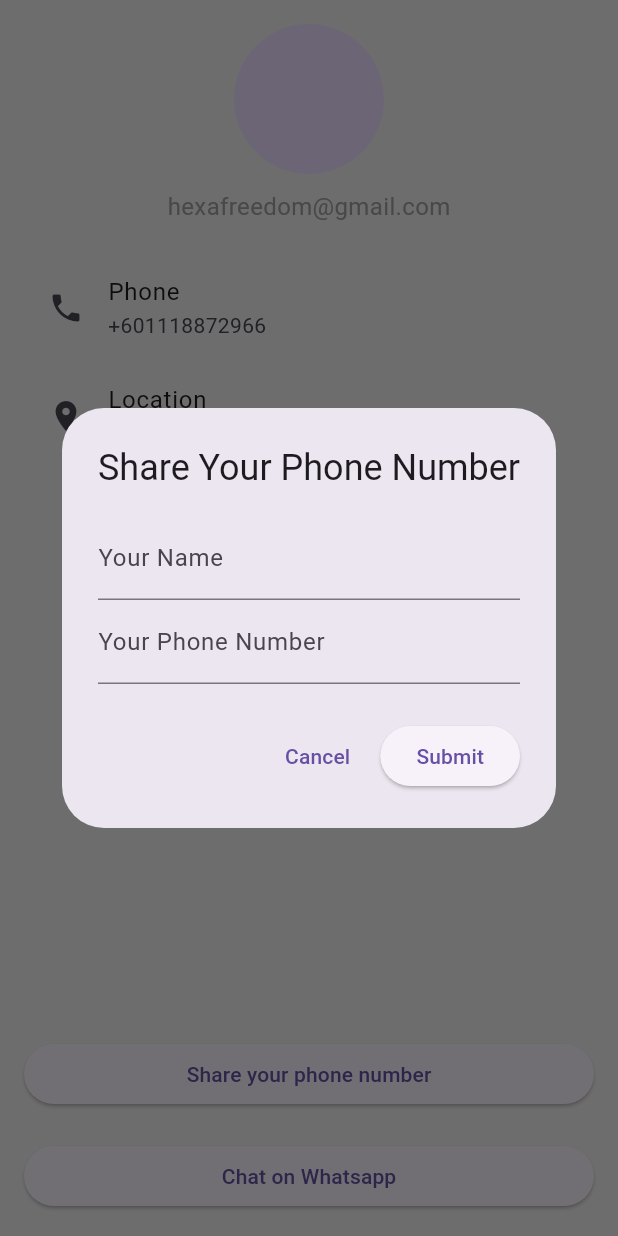
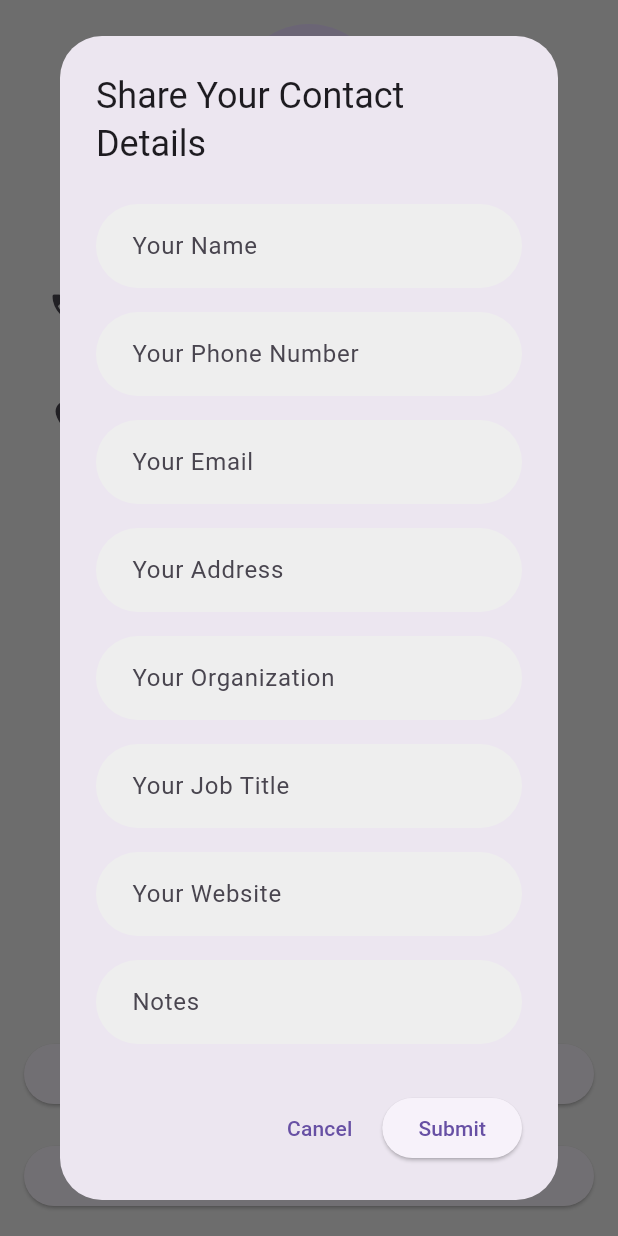
Before and after one commit to syam9/namecard, a Flutter app: the ProfilePage screen opened directly, after a tap on "Share your phone number", on a phone screen of 412 x 824 dp. Run offline on Flutter 3.47's test engine with Material 3 defaults, Android fonts, the phone set to English and light mode, and no system bars; missing offline and left inert: dart:html; network calls fail.

Commit message:
update 18

```diff
--- a/lib/profile.dart
+++ b/lib/profile.dart
@@ -5,7 +5,6 @@ import 'package:path_provider/path_provider.dart';
 import 'dart:io' if (dart.library.html) 'dart:html' as html;
 import 'package:flutter/foundation.dart' show kIsWeb;
 import 'dart:html' as html;
-
 
 class ProfilePage extends StatefulWidget {
   @override
@@ -15,6 +14,12 @@ class ProfilePage extends StatefulWidget {
 class _ProfilePageState extends State<ProfilePage> {
   TextEditingController nameController = TextEditingController();
   TextEditingController phoneController = TextEditingController();
+  TextEditingController emailController = TextEditingController();
+  TextEditingController addressController = TextEditingController();
+  TextEditingController orgController = TextEditingController();
+  TextEditingController titleController = TextEditingController();
+  TextEditingController websiteController = TextEditingController();
+  TextEditingController noteController = TextEditingController();
 
   void openWhatsApp(String phone) async {
     String url = "https://wasap.my/$phone"; // Format WhatsApp API
@@ -30,20 +35,27 @@ class _ProfilePageState extends State<ProfilePage> {
       context: context,
       builder: (BuildContext context) {
         return AlertDialog(
-          title: Text("Share Your Phone Number"),
-          content: Column(
+          title: Text("Share Your Contact Details"),
+          content: Container(
+            width: double.maxFinite,
+            child: SingleChildScrollView(
+              child: Column(
                 mainAxisSize: MainAxisSize.min,
                 children: [
-              TextField(
-                controller: nameController,
-                decoration: InputDecoration(labelText: "Your Name"),
+                  _buildRoundedTextField(nameController, "Your Name"),
+                  _buildRoundedTextField(phoneController, "Your Phone Number",
+                      TextInputType.phone),
+                  _buildRoundedTextField(emailController, "Your Email",
+                      TextInputType.emailAddress),
+                  _buildRoundedTextField(addressController, "Your Address"),
+                  _buildRoundedTextField(orgController, "Your Organization"),
+                  _buildRoundedTextField(titleController, "Your Job Title"),
+                  _buildRoundedTextField(
+                      websiteController, "Your Website", TextInputType.url),
+                  _buildRoundedTextField(noteController, "Notes"),
+                ],
               ),
-              TextField(
-                controller: phoneController,
-                keyboardType: TextInputType.phone,
-                decoration: InputDecoration(labelText: "Your Phone Number"),
             ),
-            ],
           ),
           actions: [
             TextButton(
@@ -54,11 +66,19 @@ class _ProfilePageState extends State<ProfilePage> {
               onPressed: () async {
                 String name = nameController.text.trim();
                 String phone = phoneController.text.trim();
+                String email = emailController.text.trim();
+                String address = addressController.text.trim();
+                String organization = orgController.text.trim();
+                String title = titleController.text.trim();
+                String website = websiteController.text.trim();
+                String note = noteController.text.trim();
+
                 if (name.isNotEmpty && phone.isNotEmpty) {
                   if (kIsWeb) {
-                    _sendWhatsApp(name, phone); // Untuk Web, terus buka WhatsApp
+                    _sendWhatsApp(name, phone, email, address, organization,
+                        title, website, note);
                   } else {
-                    openWhatsApp(phone); // Untuk Mobile, buka WhatsApp app
+                    openWhatsApp(phone);
                   }
                   Navigator.pop(context);
                 } else {
@@ -73,14 +93,139 @@ class _ProfilePageState extends State<ProfilePage> {
     );
   }
 
-  String _generateVCF(String name, String phone) {
-    return "BEGIN:VCARD\nVERSION:3.0\nFN:$name\nTEL:$phone\nEND:VCARD";
+  Widget _buildRoundedTextField(TextEditingController controller, String label,
+      [TextInputType keyboardType = TextInputType.text]) {
+    return Padding(
+      padding: const EdgeInsets.symmetric(vertical: 8),
+      child: TextField(
+        controller: controller,
+        keyboardType: keyboardType,
+        decoration: InputDecoration(
+          labelText: label,
+          filled: true,
+          fillColor: Colors.grey[200], // Background color
+          border: OutlineInputBorder(
+            borderRadius: BorderRadius.circular(30), // Rounded shape
+            borderSide: BorderSide.none, // Remove border line
+          ),
+          contentPadding: EdgeInsets.symmetric(
+              vertical: 16, horizontal: 20), // Padding dalam input
+        ),
+      ),
+    );
   }
 
-  void _sendWhatsApp(String name, String phone) async {
-  final vcfText = _generateVCF(name, phone);
+  // void _showInputDialog() {
+  //   showDialog(
+  //     context: context,
+  //     builder: (BuildContext context) {
+  //       return AlertDialog(
+  //         title: Text("Share Your Phone Number"),
+  //         content: Column(
+  //           mainAxisSize: MainAxisSize.min,
+  //           children: [
+  //           TextField(
+  //             controller: nameController,
+  //             decoration: InputDecoration(labelText: "Your Name"),
+  //           ),
+  //           TextField(
+  //             controller: phoneController,
+  //             keyboardType: TextInputType.phone,
+  //             decoration: InputDecoration(labelText: "Your Phone Number"),
+  //           ),
+  //           TextField(
+  //             controller: emailController,
+  //             keyboardType: TextInputType.emailAddress,
+  //             decoration: InputDecoration(labelText: "Your Email"),
+  //           ),
+  //           TextField(
+  //             controller: addressController,
+  //             decoration: InputDecoration(labelText: "Your Address"),
+  //           ),
+  //           TextField(
+  //             controller: orgController,
+  //             decoration: InputDecoration(labelText: "Your Organization"),
+  //           ),
+  //           TextField(
+  //             controller: titleController,
+  //             decoration: InputDecoration(labelText: "Your Job Title"),
+  //           ),
+  //           TextField(
+  //             controller: websiteController,
+  //             keyboardType: TextInputType.url,
+  //             decoration: InputDecoration(labelText: "Your Website"),
+  //           ),
+  //           TextField(
+  //             controller: noteController,
+  //             decoration: InputDecoration(labelText: "Notes"),
+  //           ),
+  //           ],
+  //         ),
+  //         actions: [
+  //           TextButton(
+  //             onPressed: () => Navigator.pop(context),
+  //             child: Text("Cancel"),
+  //           ),
+  //           ElevatedButton(
+  //             onPressed: () async {
+  //                   String name = nameController.text.trim();
+  //                   String phone = phoneController.text.trim();
+  //                   String email = emailController.text.trim();
+  //                   String address = addressController.text.trim();
+  //                   String organization = orgController.text.trim();
+  //                   String title = titleController.text.trim();
+  //                   String website = websiteController.text.trim();
+  //                   String note = noteController.text.trim();
+  //
+  //               if (name.isNotEmpty && phone.isNotEmpty) {
+  //                 if (kIsWeb) {
+  //                   _sendWhatsApp(name, phone, email, address, organization, title, website,note); // Untuk Web, terus buka WhatsApp
+  //                 } else {
+  //                   openWhatsApp(phone); // Untuk Mobile, buka WhatsApp app
+  //                 }
+  //                 Navigator.pop(context);
+  //               } else {
+  //                 print("Error: Name or phone is empty");
+  //               }
+  //             },
+  //             child: Text("Submit"),
+  //           ),
+  //         ],
+  //       );
+  //     },
+  //   );
+  // }
+
+  // String _generateVCF(String name, String phone) {
+  // String _generateVCF(String name, String phone, String email, String address, String org, String title, String website, String note) {
+  //   // return "BEGIN:VCARD\nVERSION:3.0\nFN:$name\nTEL:$phone\nEND:VCARD";
+  //   return "BEGIN:VCARD\\nVERSION:3.0\\nFN:$name\\nTEL:$phone\\nEMAIL:$email\\nORG:$org\\nTITLE:$title\\nADR:$address\\nURL:$website\\nNOTE:$note\\nEND:VCARD";
+  // }
+
+  String _generateVCF(String name, String phone, String email, String address,
+      String org, String title, String website, String note) {
+    String vCard = "BEGIN:VCARD\\nVERSION:3.0";
+
+    if (name.isNotEmpty) vCard += "\\nFN:$name";
+    if (phone.isNotEmpty) vCard += "\\nTEL:$phone";
+    if (email.isNotEmpty) vCard += "\\nEMAIL:$email";
+    if (org.isNotEmpty) vCard += "\\nORG:$org";
+    if (title.isNotEmpty) vCard += "\\nTITLE:$title";
+    if (address.isNotEmpty) vCard += "\\nADR:$address";
+    if (website.isNotEmpty) vCard += "\\nURL:$website";
+    if (note.isNotEmpty) vCard += "\\nNOTE:$note";
+
+    vCard += "\\nEND:VCARD";
+    return vCard;
+  }
+
+  void _sendWhatsApp(String name, String phone, String email, String address,
+      String org, String title, String website, String note) async {
+    final vcfText =
+        _generateVCF(name, phone, email, address, org, title, website, note);
     final text = Uri.encodeComponent(vcfText);
-  const String targetNumber = "601118872966"; // Pastikan nombor dalam format antarabangsa tanpa '+'
+    const String targetNumber =
+        "601118872966"; // Pastikan nombor dalam format antarabangsa tanpa '+'
 
     print("Generated VCF:\n$vcfText"); // Debug log
 
@@ -98,10 +243,6 @@ class _ProfilePageState extends State<ProfilePage> {
       }
     }
   }
-
-
-
-
 
   @override
   Widget build(BuildContext context) {
```
Also changed, not shown: 15 other files. Lines whose indentation alone changed are shown as unchanged.
